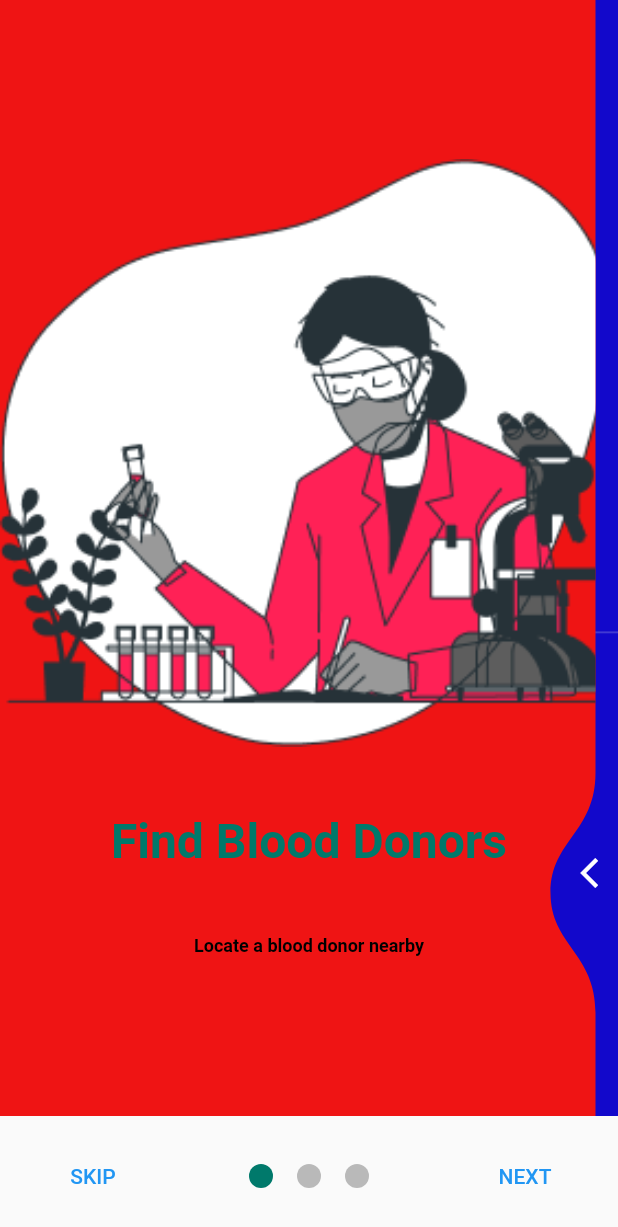
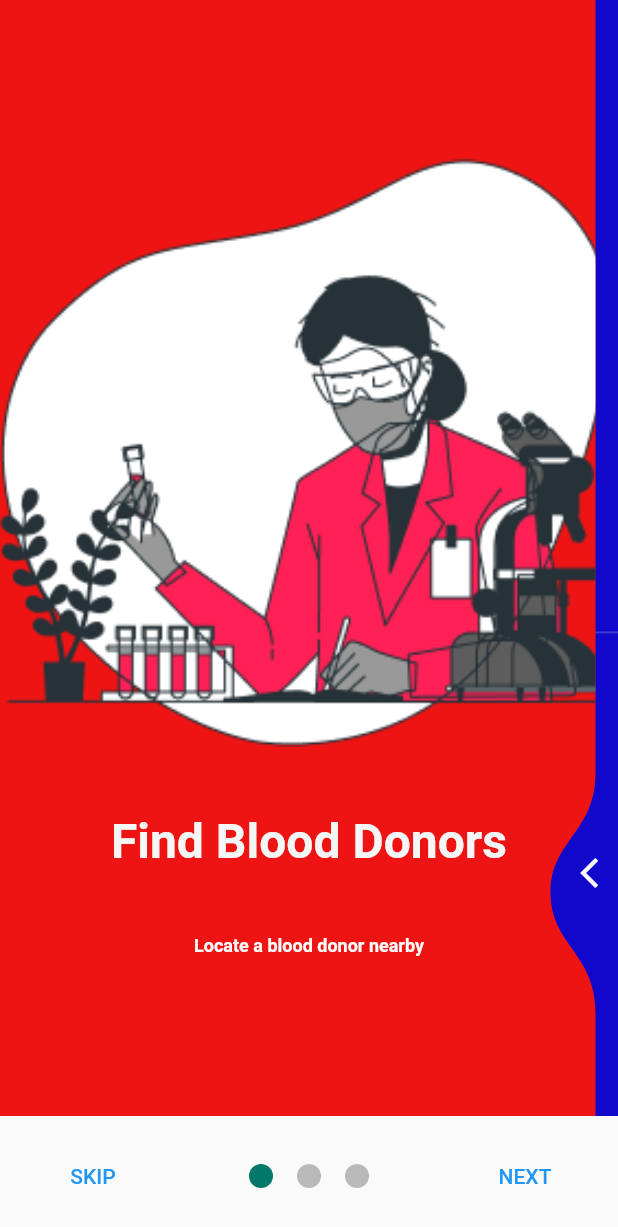
Before and after one commit to UG-BLOOD-DONATE/doctor_side, a Flutter app: the screen it shows after launch, on a phone screen of 412 x 824 dp. Shown: the top 1227 px of the screen. Run offline on Flutter 3.47's test engine with Material 2 defaults, Android fonts, the light colour scheme and no system bars; drawn by our look-alikes of liquid_swipe, smooth_page_indicator; our stand-ins replace cached_network_image, cloud_firestore, firebase_auth, firebase_core, firebase_storage, flutter_spinkit and 10 more; missing offline and left inert: flutter_polyline_points, qr_code_scanner, tflite_flutter; accounts and stored records are empty; project files that could hold a hidden picture were left out.

Commit message:
updates
updates

```diff
--- a/lib/screens/onboarding_screens.dart
+++ b/lib/screens/onboarding_screens.dart
@@ -18,7 +18,7 @@ class MyApp extends StatelessWidget {
   Widget build(BuildContext context) {
     return MaterialApp(
       debugShowCheckedModeBanner: false,
-      home: showHome ? Request_page() : OnboardingScreen(),
+      home: showHome ? const Request_page() : const OnboardingScreen(),
     );
   }
 }
@@ -60,7 +60,7 @@ class _OnboardingScreenState extends State<OnboardingScreen> {
               liquidController: controller,
               pages: [
                 Container(
-                  color: Color.fromARGB(255, 239, 20, 20),
+                  color: const Color.fromARGB(255, 239, 20, 20),
                   child: Column(
                     mainAxisAlignment: MainAxisAlignment.center,
                     children: [
@@ -72,10 +72,10 @@ class _OnboardingScreenState extends State<OnboardingScreen> {
                       const SizedBox(
                         height: 44,
                       ),
-                      Text(
+                      const Text(
                         'Find Blood Donors',
                         style: TextStyle(
-                          color: Colors.teal.shade700,
+                          color: Color.fromARGB(255, 244, 247, 246),
                           fontSize: 32,
                           fontWeight: FontWeight.bold,
                         ),
@@ -83,10 +83,10 @@ class _OnboardingScreenState extends State<OnboardingScreen> {
                       const SizedBox(
                         height: 44,
                       ),
-                      Text(
+                      const Text(
                         'Locate a blood donor nearby',
                         style: TextStyle(
-                          color: Colors.black,
+                          color: Color.fromARGB(255, 252, 251, 251),
                           fontSize: 12,
                           fontWeight: FontWeight.bold,
                         ),
@@ -95,7 +95,7 @@ class _OnboardingScreenState extends State<OnboardingScreen> {
                   ),
                 ),
                 Container(
-                  color: Color.fromARGB(255, 18, 8, 203),
+                  color: const Color.fromARGB(255, 18, 8, 203),
                   child: Column(
                     mainAxisAlignment: MainAxisAlignment.center,
                     children: [
@@ -110,7 +110,7 @@ class _OnboardingScreenState extends State<OnboardingScreen> {
                       Text(
                         'Find Blood Donors',
                         style: TextStyle(
-                          color: Colors.teal.shade700,
+                          color: Color.fromARGB(255, 242, 247, 246),
                           fontSize: 32,
                           fontWeight: FontWeight.bold,
                         ),
@@ -118,10 +118,10 @@ class _OnboardingScreenState extends State<OnboardingScreen> {
                       const SizedBox(
                         height: 44,
                       ),
-                      Text(
+                      const Text(
                         'Locate a blood donor nearby',
                         style: TextStyle(
-                          color: Colors.black,
+                          color: Color.fromARGB(255, 250, 248, 248),
                           fontSize: 12,
                           fontWeight: FontWeight.bold,
                         ),
@@ -130,7 +130,7 @@ class _OnboardingScreenState extends State<OnboardingScreen> {
                   ),
                 ),
                 Container(
-                  color: Color.fromARGB(255, 8, 203, 34),
+                  color: const Color.fromARGB(255, 8, 203, 34),
                   child: Padding(
                     padding: const EdgeInsets.symmetric(horizontal: 30.0),
                     child: SingleChildScrollView(
@@ -289,11 +289,11 @@ class _OnboardingScreenState extends State<OnboardingScreen> {
                 Navigator.push(
                   context,
                   MaterialPageRoute(
-                    builder: (_) => Request_page(),
+                    builder: (_) => const Request_page(),
                   ),
                 );
               },
-              child: Text(
+              child: const Text(
                 'Get started',
                 style: TextStyle(
                   color: Colors.black,
```
Also changed, not shown: lib/screens/doner_profile.dart (+9 -23 lines), lib/screens/first_screens/blood_page.dart (+97 -52 lines), lib/screens/qr_scanner.dart (+8 -8 lines), lib/screens/report_form.dart (+6 -6 lines), lib/screens/user_req.dart (added, +43 -0 lines).
